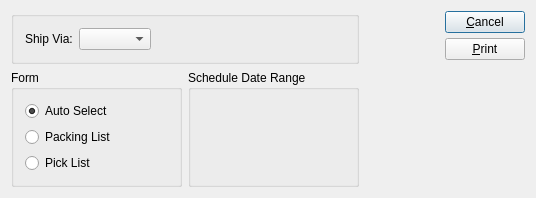
Before: the Qt Designer form xtuple/trunk/guiclient/printPackingListBatchByShipvia.ui in WooodHead/xtuple, drawn with Qt 5.
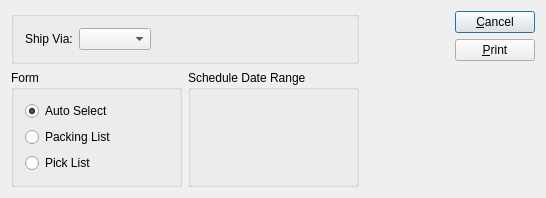
After: the same form once the commit is applied. Custom widgets are drawn as their Qt base class.

Commit message: issue #15967 - client-side hooks for edi on packing list batch by ship-via screen

The edit to the form file:
```diff
--- a/xtuple/trunk/guiclient/printPackingListBatchByShipvia.ui
+++ b/xtuple/trunk/guiclient/printPackingListBatchByShipvia.ui
@@ -13,7 +13,7 @@
    <rect>
     <x>0</x>
     <y>0</y>
-    <width>536</width>
+    <width>546</width>
     <height>187</height>
    </rect>
   </property>
@@ -60,14 +60,6 @@
      </item>
      <item row="0" column="3" rowspan="2">
       <layout class="QVBoxLayout">
-       <property name="spacing">
-        <number>0</number>
-       </property>
-       <item>
-        <layout class="QVBoxLayout">
-         <property name="spacing">
-          <number>5</number>
-         </property>
          <item>
           <widget class="QPushButton" name="_cancel">
            <property name="text">
@@ -81,8 +73,6 @@
             <string>&amp;Print</string>
            </property>
           </widget>
-         </item>
-        </layout>
        </item>
        <item>
         <spacer name="spacer3">
```
Lines whose indentation alone changed are shown as unchanged. The commit also changes 2 other files.
